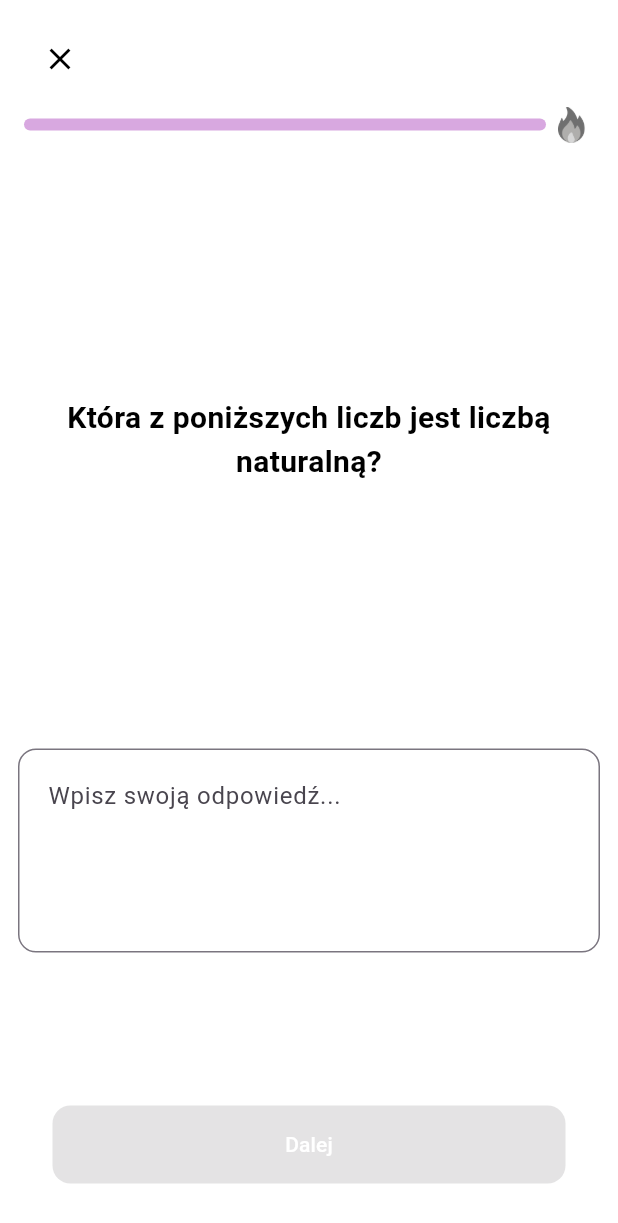
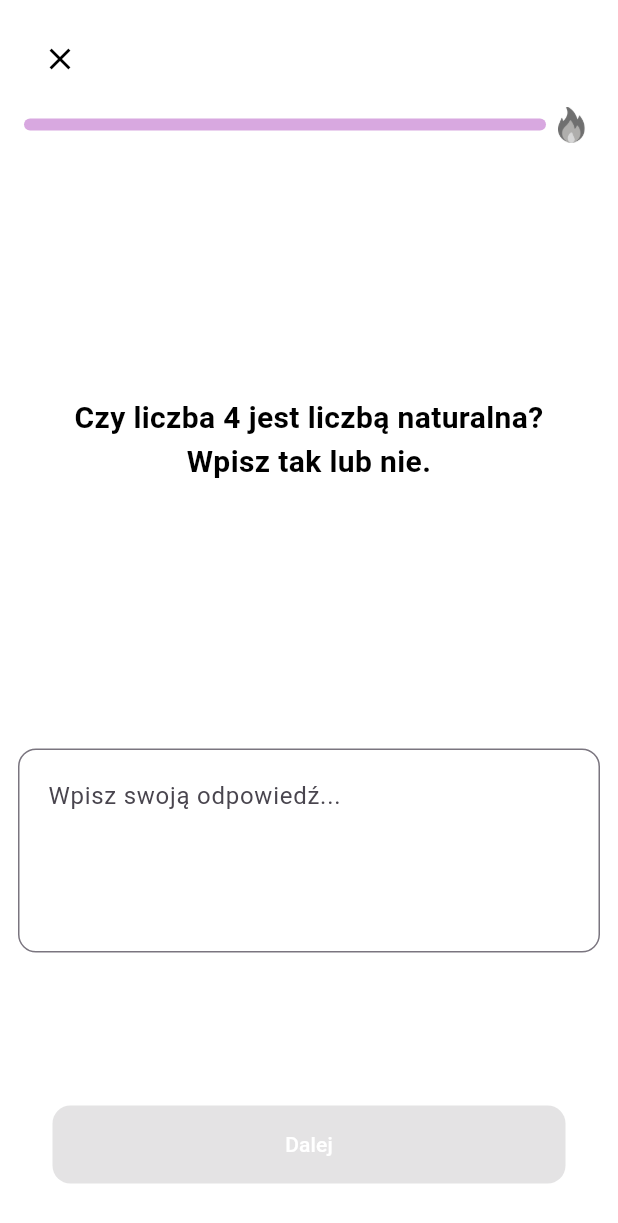
Before and after one commit to SzimiCode/AplikacjaMatematyka, a Flutter app: the QuizSecondTypePage screen opened directly, on a phone screen of 412 x 824 dp. Shown: the top 1223 px of the screen. Run offline on Flutter 3.47's test engine with Material 3 defaults, Android fonts, the phone set to English and light mode, and no system bars; our stand-ins replace dash_chat_2, flutter_dotenv, flutter_gemini, math_expressions, shared_preferences; accounts and stored records are empty; network calls fail.

Commit message:
feat: added viewmodel to second quiz type and repaired notifiying of controllers

```diff
--- a/aplikacjamatematyka/lib/features/quiz/data/questionsSecond.dart
+++ b/aplikacjamatematyka/lib/features/quiz/data/questionsSecond.dart
@@ -1,12 +1,12 @@
-import 'package:aplikacjamatematyka/features/quiz/model/tempQuizQuestionFirstType.dart';
+import 'package:aplikacjamatematyka/features/quiz/model/QuizQuestionSecondType.dart';
 
 final questionsSecond = [
-  Tempquizquestionfirsttype(
-    'Czy liczba 4 jest liczbą naturalna? Wpisz tak lub nie.',
-    ['tak'],
+  QuizQuestionSecondType(
+    text: 'Czy liczba 4 jest liczbą naturalna? Wpisz tak lub nie.',
+    answer: 'tak',
   ),
-  Tempquizquestionfirsttype(
-    'Jaką najmniejszą liczbą naturalną jest:',
-    ['tak'],
+  QuizQuestionSecondType(
+    text:'Jaką najmniejszą liczbą naturalną jest:',
+    answer: 'tak',
   ),
 ];
--- a/aplikacjamatematyka/lib/features/quiz/view/pages/quiz_second_type_page.dart
+++ b/aplikacjamatematyka/lib/features/quiz/view/pages/quiz_second_type_page.dart
@@ -1,6 +1,6 @@
 import 'package:flutter/material.dart';
 import 'package:provider/provider.dart';
-import 'package:aplikacjamatematyka/features/quiz/viewmodel/quiz_page_first_type_viewmodel.dart';
+import 'package:aplikacjamatematyka/features/quiz/viewmodel/quiz_page_second_type_viewmodel.dart';
 import '../widgets/appbars/appbar_quiz_widget.dart';
 import 'package:aplikacjamatematyka/features/quiz/data/questionsSecond.dart';
 
@@ -10,8 +10,8 @@ class QuizSecondTypePage extends StatelessWidget {
   @override
   Widget build(BuildContext context) {
     return ChangeNotifierProvider(
-      create: (_) => QuizPageFirstTypeViewModel(),
-      child: Consumer<QuizPageFirstTypeViewModel>(
+      create: (_) => QuizPageSecondTypeViewModel(),
+      child: Consumer<QuizPageSecondTypeViewModel>(
         builder: (context, vm, child) {
           if (vm.isQuizFinished) {
             return const Scaffold(
--- /dev/null
+++ b/aplikacjamatematyka/lib/features/quiz/viewmodel/quiz_page_second_type_viewmodel.dart
@@ -0,0 +1,56 @@
+import 'package:aplikacjamatematyka/features/quiz/data/questionsSecond.dart';
+import 'package:flutter/material.dart';
+
+enum AnswerState { normal, correct, wrong }
+
+class QuizPageSecondTypeViewModel extends ChangeNotifier {
+  int currentQuestionIndex = 0;
+  final TextEditingController answerController = TextEditingController();
+
+  AnswerState answerState = AnswerState.normal;
+
+  QuizPageSecondTypeViewModel() {
+    answerController.addListener(() {
+      notifyListeners();
+    });
+  }
+
+  String get currentQuestionText =>
+      questionsSecond[currentQuestionIndex].text;
+
+  bool get canConfirm => answerController.text.trim().isNotEmpty;
+
+
+  void confirmAnswer() {
+    if (!canConfirm) return;
+
+    final userAnswer = answerController.text;
+    final correctAnswer = questionsSecond[currentQuestionIndex].answer;
+
+    final normalizedUser = userAnswer.replaceAll(' ', '').toLowerCase();
+    final normalizedCorrect = correctAnswer.replaceAll(' ', '').toLowerCase();
+
+    if (normalizedUser == normalizedCorrect) {
+      answerState = AnswerState.correct;
+    } else {
+      answerState = AnswerState.wrong;
+    }
+
+    notifyListeners();
+
+    Future.delayed(const Duration(milliseconds: 700), () {
+      answerState = AnswerState.normal;
+      answerController.clear();
+      currentQuestionIndex++;
+      notifyListeners();
+    });
+  }
+
+  bool get isQuizFinished => currentQuestionIndex >= questionsSecond.length;
+
+  @override
+  void dispose() {
+    answerController.dispose();
+    super.dispose();
+  }
+}
```
Also changed, not shown: aplikacjamatematyka/lib/features/quiz/model/QuizQuestionSecondType.dart (added, +9 -0 lines).
